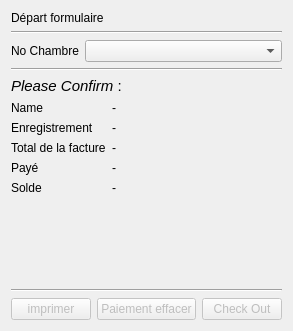
Old version of the form checkoutform.ui in the repository abdeljalilanane/Innovative-Hotel-Manager.
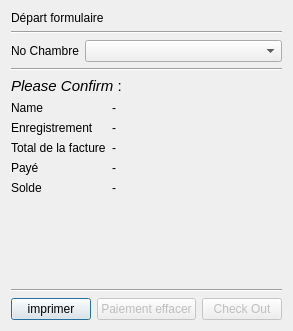
New version of the form.

Diff of the .ui file:
```diff
--- a/checkoutform.ui
+++ b/checkoutform.ui
@@ -162,7 +162,7 @@
      <item>
       <widget class="QPushButton" name="impButton">
        <property name="enabled">
-        <bool>false</bool>
+        <bool>true</bool>
        </property>
        <property name="text">
         <string>imprimer</string>
```
